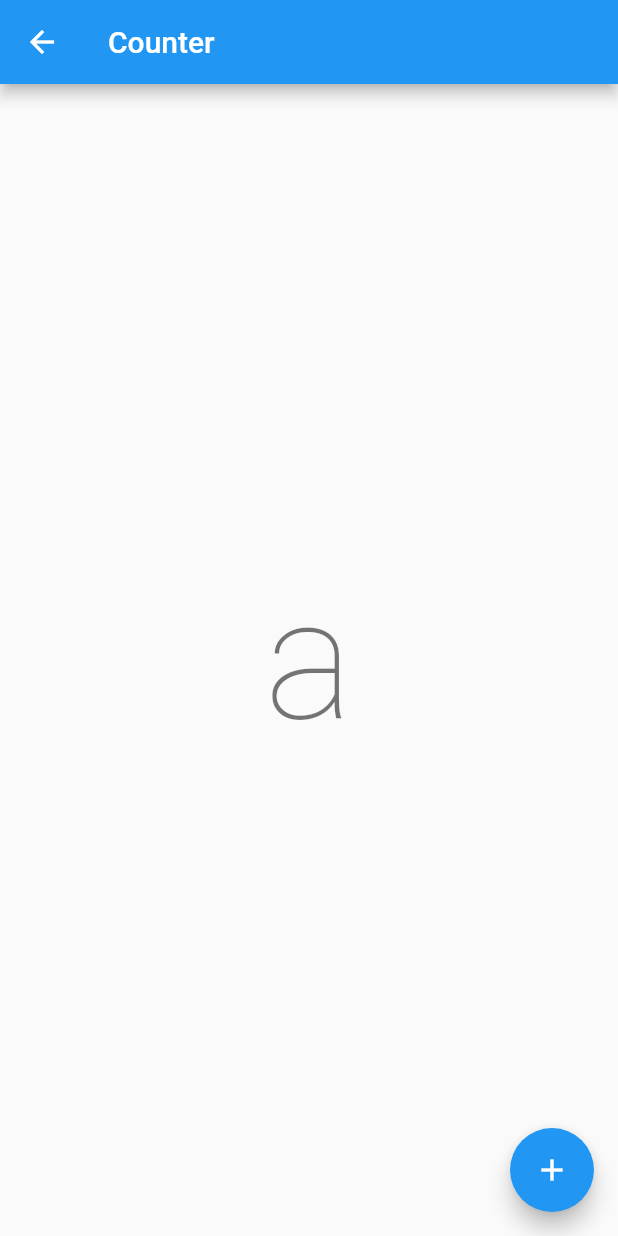
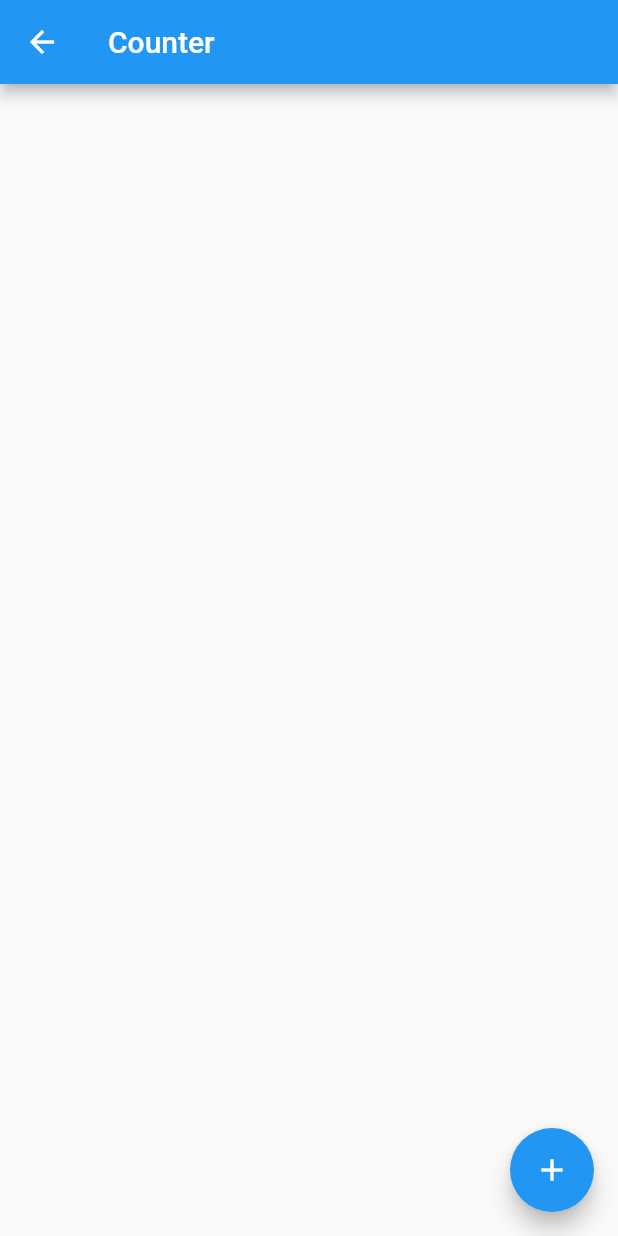
Before and after one commit to RyoSakon001/degree-quiz, a Flutter app: the SubstanceView screen opened directly, after a tap on the "add" icon, on a phone screen of 412 x 824 dp. Run offline on Flutter 3.47's test engine with Material 2 defaults, Android fonts, the phone set to English and light mode, and no system bars; our stand-ins replace cloud_firestore, firebase_core, flutter_bloc, shared_preferences; missing offline and left inert: flutter_overboard; accounts and stored records are empty.

Commit message:
substanceの状態管理を実装

```diff
--- a/lib/bloc/substance/substance_bloc.dart
+++ b/lib/bloc/substance/substance_bloc.dart
@@ -1,10 +1,32 @@
+import 'package:cloud_firestore/cloud_firestore.dart';
 import 'package:degree_quiz/bloc/substance/substance_event.dart';
+import 'package:degree_quiz/model/Substance.dart';
 import 'package:flutter_bloc/flutter_bloc.dart';
 
-class SubstanceBloc extends Bloc<SubstanceEvent, String> {
-  SubstanceBloc() : super('') {
-    on<SubstanceIncrementPressed>((event, emit) {
-      return emit('a$state');
+class SubstanceBloc extends Bloc<SubstanceEvent, Substance> {
+  SubstanceBloc()
+      : super(Substance(
+          id: 0,
+          formula: '',
+          amount: 1,
+          commonName: '',
+        )) {
+    on<SubstanceIncrementPressed>((_, emit) async {
+      final substanceSnapshot = await FirebaseFirestore.instance
+          .collection('substances')
+          .doc('CO[2]')
+          .get();
+      final substanceData =
+          substanceSnapshot.exists ? substanceSnapshot.data() : null;
+
+      if (substanceData != null) {
+        emit(Substance(
+          id: substanceData['id'],
+          formula: substanceData['formula'],
+          amount: substanceData['amount'],
+          commonName: substanceData['name_common'],
+        ));
+      }
     });
   }
 }
--- a/lib/data_page.dart
+++ b/lib/data_page.dart
@@ -1,5 +1,6 @@
 import 'package:degree_quiz/bloc/substance/substance_bloc.dart';
 import 'package:degree_quiz/bloc/substance/substance_event.dart';
+import 'package:degree_quiz/model/Substance.dart';
 import 'package:flutter/material.dart';
 import 'package:flutter_bloc/flutter_bloc.dart';
 
@@ -23,9 +24,9 @@ class SubstanceView extends StatelessWidget {
     return Scaffold(
       appBar: AppBar(title: const Text('Counter')),
       body: Center(
-        child: BlocBuilder<SubstanceBloc, String>(
-          builder: (context, formulaName) {
-            return Text(formulaName,
+        child: BlocBuilder<SubstanceBloc, Substance>(
+          builder: (context, substance) {
+            return Text(substance.formula,
                 style: Theme.of(context).textTheme.headline1);
           },
         ),
@@ -45,37 +46,3 @@ class SubstanceView extends StatelessWidget {
     );
   }
 }
-
-// class _DataPageState extends State<DataPage> {
-//   @override
-//   void dispose() {
-//     super.dispose();
-//   }
-
-//   @override
-//   Widget build(BuildContext context) {
-//     return Scaffold(
-//       appBar: AppBar(
-//         title: Text('firestore'),
-//       ),
-//       body: SafeArea(
-//         child: Column(
-//           mainAxisAlignment: MainAxisAlignment.spaceBetween,
-//           children: [
-//             Expanded(
-//               child: Container(
-//                 height: double.infinity,
-//                 alignment: Alignment.topCenter,
-//                 child: StreamBuilder<QuerySnapshot>(
-//                   stream: FirestoreProvider().substanceStream(),
-//                   builder: ((context, snapshot) => FirestoreProvider()
-//                       .substanceListBuilder(context, snapshot)),
-//                 ),
-//               ),
-//             ),
-//           ],
-//         ),
-//       ),
-//     );
-//   }
-// }
--- /dev/null
+++ b/lib/model/Substance.dart
@@ -0,0 +1,16 @@
+class Substance {
+  Substance({
+    required this.id,
+    required this.formula,
+    required this.amount,
+    required this.commonName,
+    this.airName,
+    this.liquidName,
+  });
+  final int id;
+  final String formula;
+  final int amount;
+  final String commonName;
+  final String? airName;
+  final String? liquidName;
+}
```
